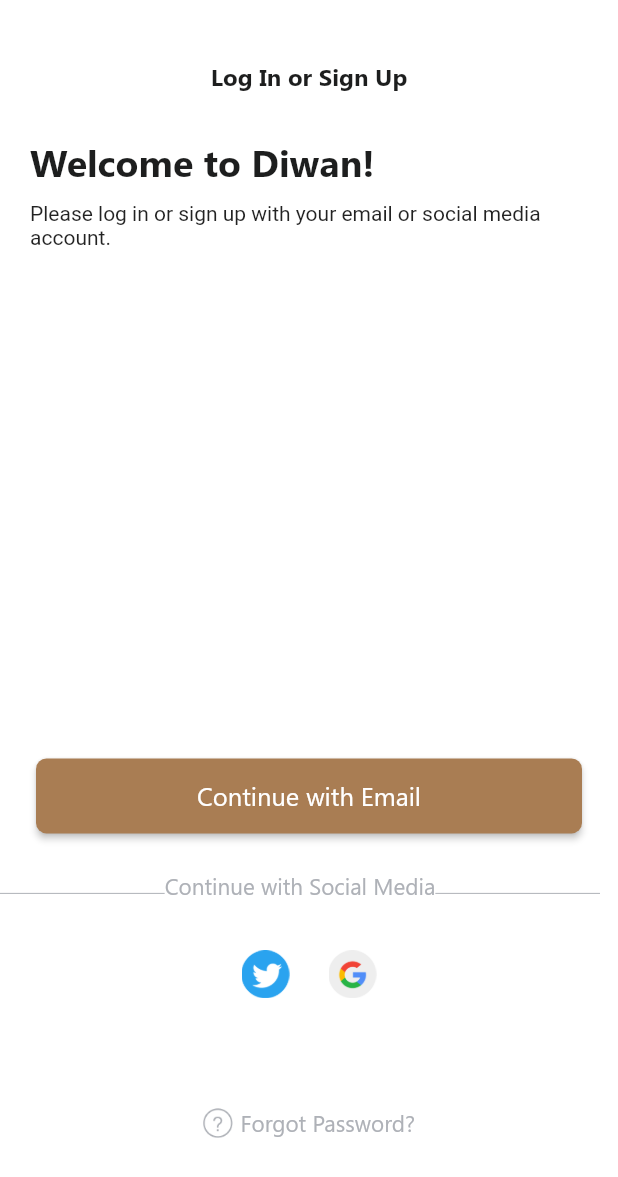
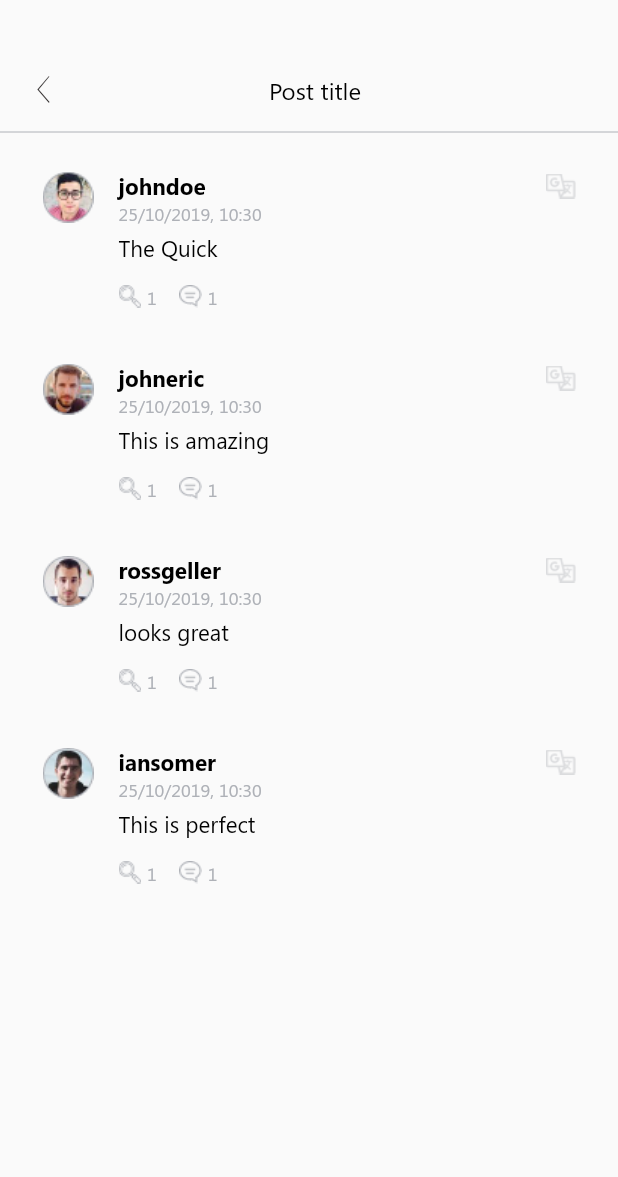
Before and after one commit to iamvivekkaushik/Diwan, a Flutter app: the screen it shows after launch, on a phone screen of 412 x 824 dp. Shown: the top 1177 px of the screen. Run offline on Flutter 3.47's test engine with Material 2 defaults, Android fonts, the phone set to English and light mode, and no system bars.

Commit message:
created post Screen

```diff
--- a/lib/main.dart
+++ b/lib/main.dart
@@ -1,10 +1,7 @@
 import 'package:diwan/config/config.dart';
 import 'package:diwan/route_generator.dart';
-import 'package:diwan/screens/language_screen.dart';
-import 'package:diwan/screens/signup_create_password.dart';
-import 'package:diwan/screens/signup_name_screen.dart';
-import 'package:diwan/screens/welcome_page.dart';
-
+import 'package:diwan/screens/diwan_screen.dart';
+import 'package:diwan/screens/post_comment.dart';
 import 'package:flutter/material.dart';
 import 'package:flutter_localizations/flutter_localizations.dart';
 
@@ -38,7 +35,7 @@ class MyApp extends StatelessWidget {
         // Current Device locale is not supported, fallback to english
         return supportedLocales.first;
       },
-      home: WelcomePage(),
+      home: PostCommentScreen(''),
       onGenerateRoute: RouteGenerator.generateRoute,
     );
   }
--- /dev/null
+++ b/lib/models/comments.dart
@@ -0,0 +1,19 @@
+class PostComment {
+  String username;
+  String image;
+  String userId;
+  String comment;
+  DateTime createdAt;
+  int searches;
+  int reply;
+
+  PostComment(this.username, this.image, this.userId, this.comment,
+      this.createdAt, this.searches, this.reply);
+}
+
+List<PostComment> commentList = [
+  PostComment('johndoe', 'images/temp/person_1.png', '1', 'The Quick', DateTime.now(), 1, 1),
+  PostComment('johneric', 'images/temp/person_2.png', '2', 'This is amazing', DateTime.now(), 1, 1),
+  PostComment('rossgeller', 'images/temp/person_3.png', '3', 'looks great', DateTime.now(), 1, 1),
+  PostComment('iansomer', 'images/temp/person_4.png', '4', 'This is perfect', DateTime.now(), 1, 1),
+];
--- a/lib/res/style.dart
+++ b/lib/res/style.dart
@@ -1,11 +1,25 @@
 import 'package:diwan/res/colors.dart';
 import 'package:flutter/material.dart';
+
+
+final TextStyle diwanLogoStyle = TextStyle(
+    fontSize: 22,
+    //ToDo: Change font to zinc rust
+    fontFamily: 'Segoe',
+    fontWeight: FontWeight.w500,
+    color: AppColors.buttonBackground);
 
 final TextStyle appBarTextStyle = TextStyle(
     fontSize: 16,
     fontFamily: 'Segoe',
     fontWeight: FontWeight.w700,
     color: AppColors.heading);
+
+final TextStyle appBarRegTextStyle = TextStyle(
+    fontSize: 16,
+    fontFamily: 'Segoe',
+    fontWeight: FontWeight.w400,
+    color: Colors.black);
 
 final TextStyle boldTextHeading = TextStyle(
     fontSize: 25,
@@ -69,3 +83,21 @@ final TextStyle textFieldHintStyle = TextStyle(
 
 final TextStyle textFieldStyle =
     TextStyle(fontSize: 14, fontFamily: 'Segoe', fontWeight: FontWeight.w400);
+
+final TextStyle commentUsernameStyle = TextStyle(
+    fontSize: 15,
+    fontFamily: 'Segoe',
+    fontWeight: FontWeight.w700,
+    color: Colors.black);
+
+final TextStyle commentDateStyle = TextStyle(
+    fontSize: 12,
+    fontFamily: 'Segoe',
+    fontWeight: FontWeight.w400,
+    color: AppColors.textFieldHint);
+
+final TextStyle commentStyle = TextStyle(
+    fontSize: 15,
+    fontFamily: 'Segoe',
+    fontWeight: FontWeight.w400,
+    color: Colors.black);
--- /dev/null
+++ b/lib/screens/post_comment.dart
@@ -0,0 +1,175 @@
+import 'package:diwan/helper/app_localization.dart';
+import 'package:diwan/helper/diwan_icons.dart';
+import 'package:diwan/models/comments.dart';
+import 'package:diwan/res/colors.dart';
+import 'package:diwan/res/dimen.dart';
+import 'package:diwan/res/style.dart';
+import 'package:flutter/material.dart';
+import 'package:intl/intl.dart';
+
+class PostCommentScreen extends StatefulWidget {
+  final String post;
+
+  PostCommentScreen(this.post);
+
+  @override
+  _PostCommentScreenState createState() => _PostCommentScreenState();
+}
+
+class _PostCommentScreenState extends State<PostCommentScreen> {
+  @override
+  Widget build(BuildContext context) {
+    return Scaffold(
+      body: Column(
+        mainAxisAlignment: MainAxisAlignment.start,
+        crossAxisAlignment: CrossAxisAlignment.start,
+        children: <Widget>[
+          SizedBox(
+            height: Dimen.topMargin,
+          ),
+          Container(
+            height: 40,
+            child: Row(
+              mainAxisAlignment: MainAxisAlignment.start,
+              crossAxisAlignment: CrossAxisAlignment.start,
+              children: <Widget>[
+                Container(
+                  margin: EdgeInsets.symmetric(horizontal: 5),
+                  child: IconButton(
+                    icon: Icon(
+                      DiwanIcons.back,
+                      size: 18,
+                    ),
+                    color: AppColors.blackIcon,
+                    onPressed: () {
+                      // Go Back To previous Screen
+                      Navigator.of(context).pop();
+                    },
+                  ),
+                ),
+                Expanded(
+                  child: Center(
+                    child: Text(
+                      "Post title",
+                      style: appBarRegTextStyle,
+                    ),
+                  ),
+                ),
+                Container(
+                  width: 50,
+                )
+              ],
+            ),
+          ),
+          Container(
+            width: MediaQuery.of(context).size.width,
+            child: Divider(
+              color: AppColors.separator,
+            ),
+          ),
+          Expanded(
+            child: ListView.builder(
+                itemCount: commentList.length,
+                itemBuilder: (context, index) {
+                  return Container(
+                      margin:
+                          EdgeInsets.symmetric(horizontal: 20, vertical: 10),
+                      width: MediaQuery.of(context).size.width - 40,
+                      child: _createComment(commentList[index]));
+                }),
+          )
+        ],
+      ),
+    );
+  }
+
+  Widget _createComment(PostComment post) {
+    return Row(
+      mainAxisAlignment: MainAxisAlignment.start,
+      crossAxisAlignment: CrossAxisAlignment.start,
+      children: <Widget>[
+        Padding(
+          padding: const EdgeInsets.all(8.0),
+          child: Container(
+            child: Image.asset(
+              post.image,
+              width: 35,
+            ),
+          ),
+        ),
+        Padding(
+          padding: const EdgeInsets.all(8.0),
+          child: Column(
+            mainAxisAlignment: MainAxisAlignment.start,
+            crossAxisAlignment: CrossAxisAlignment.start,
+            children: <Widget>[
+              Text(
+                post.username,
+                style: commentUsernameStyle,
+              ),
+              Text(
+                new DateFormat("dd/MM/yyyy, HH:mm").format(post.createdAt),
+                style: commentDateStyle,
+              ),
+              Container(
+                margin: EdgeInsets.symmetric(vertical: 5),
+                width: MediaQuery.of(context).size.width / 2,
+                child: Text(
+                  post.comment,
+                  style: commentStyle,
+                ),
+              ),
+              SizedBox(
+                height: 10,
+              ),
+              Row(
+                mainAxisAlignment: MainAxisAlignment.start,
+                crossAxisAlignment: CrossAxisAlignment.start,
+                children: <Widget>[
+                  Image.asset(
+                    'images/search_comment.png',
+                    width: 15,
+                  ),
+                  SizedBox(
+                    width: 4,
+                  ),
+                  Text(
+                    post.searches.toString(),
+                    style: commentDateStyle,
+                  ),
+                  SizedBox(
+                    width: 15,
+                  ),
+                  Image.asset(
+                    'images/chat_comment.png',
+                    width: 15,
+                  ),
+                  SizedBox(
+                    width: 4,
+                  ),
+                  Text(
+                    post.searches.toString(),
+                    style: commentDateStyle,
+                  ),
+                ],
+              ),
+            ],
+          ),
+        ),
+        Expanded(
+          child: Align(
+            alignment: Alignment.centerRight,
+            child: Padding(
+              padding: const EdgeInsets.all(8.0),
+              child: Image.asset(
+                'images/translate.png',
+                width: 20,
+                height: 20,
+              ),
+            ),
+          ),
+        )
+      ],
+    );
+  }
+}
--- a/pubspec.yaml
+++ b/pubspec.yaml
@@ -21,6 +21,7 @@ dependencies:
     sdk: flutter
   flutter_localizations:
     sdk: flutter
+  intl: ^0.15.8
 
   # The following adds the Cupertino Icons font to your application.
   # Use with the CupertinoIcons class for iOS style icons.
@@ -48,6 +49,7 @@ flutter:
     - lang/ar.json
     - lang/ko.json
     - images/
+    - images/temp/
 
   # An image asset can refer to one or more resolution-specific "variants", see
   # https://flutter.dev/assets-and-images/#resolution-aware.
```
Also changed, not shown: lang/ar.json (+24 -1 lines), lang/en.json (+24 -1 lines), lang/ko.json (+24 -1 lines), lib/route_generator.dart (+9 -0 lines), lib/screens/diwan_screen.dart (added, +149 -0 lines), images/chat_comment.png (added), images/search_comment.png (added), images/temp/diwan_photo_1.png (added), images/temp/diwan_photo_2.png (added), images/temp/person_1.png (added), images/temp/person_2.png (added), images/temp/person_3.png (added), images/temp/person_4.png (added), images/translate.png (added), 1 more files.
